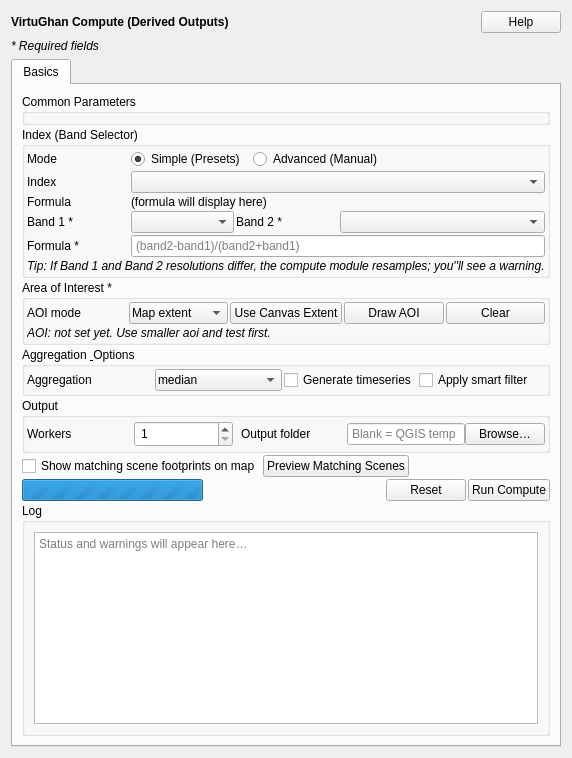
First picture: the form in virtughan_qgis/engine/engine_form.ui, repository virtughan/qgis-plugin, before the edit.
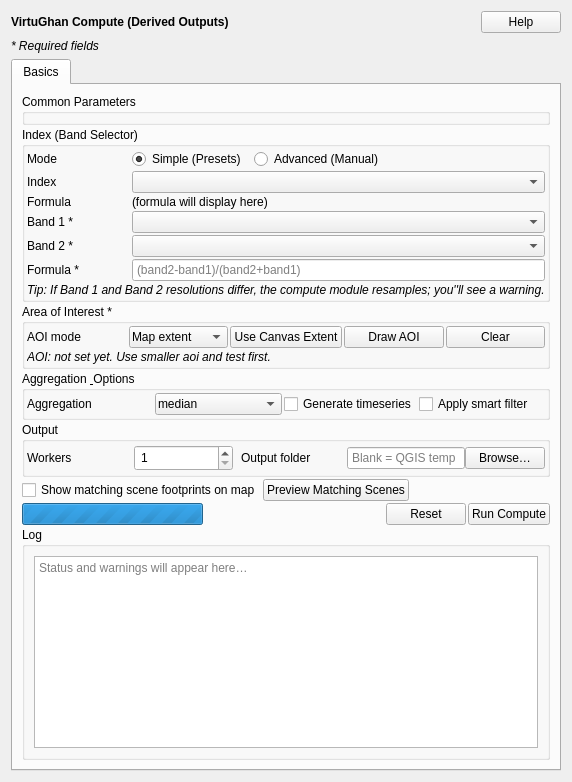
Second picture: the form after the edit.

What changed in the file:
```diff
--- a/virtughan_qgis/engine/engine_form.ui
+++ b/virtughan_qgis/engine/engine_form.ui
@@ -147,44 +147,44 @@
            <property name="visible"><bool>false</bool></property>
           </widget>
          </item>
-         <item row="3" column="1">
+         <item row="3" column="1" colspan="4">
           <widget class="QComboBox" name="advancedBand1Combo">
            <property name="visible"><bool>false</bool></property>
           </widget>
          </item>
-         <item row="3" column="2">
+         <item row="4" column="0">
           <widget class="QLabel" name="labelAdvancedBand2">
            <property name="text"><string>Band 2 *</string></property>
            <property name="visible"><bool>false</bool></property>
           </widget>
          </item>
-         <item row="3" column="3" colspan="2">
+         <item row="4" column="1" colspan="4">
           <widget class="QComboBox" name="advancedBand2Combo">
            <property name="visible"><bool>false</bool></property>
           </widget>
          </item>
 
-         <item row="4" column="0">
+         <item row="5" column="0">
           <widget class="QLabel" name="labelAdvancedFormula">
            <property name="text"><string>Formula *</string></property>
            <property name="visible"><bool>false</bool></property>
           </widget>
          </item>
-         <item row="4" column="1" colspan="4">
+         <item row="5" column="1" colspan="4">
           <widget class="QLineEdit" name="advancedFormulaEdit">
            <property name="placeholderText"><string>(band2-band1)/(band2+band1)</string></property>
            <property name="visible"><bool>false</bool></property>
           </widget>
          </item>
 
-         <item row="5" column="0" colspan="5">
+         <item row="6" column="0" colspan="5">
           <widget class="QLabel" name="indexTipLabel">
            <property name="text"><string>&lt;i&gt;Tip: If Band 1 and Band 2 resolutions differ, the compute module resamples; you''ll see a warning.&lt;/i&gt;</string></property>
              <property name="visible"><bool>true</bool></property>
           </widget>
          </item>
 
-         <item row="6" column="0" colspan="5">
+         <item row="7" column="0" colspan="5">
           <spacer name="indexStretch">
            <property name="orientation"><enum>Qt::Vertical</enum></property>
            <property name="sizeHint" stdset="0">
@@ -250,6 +250,7 @@
            <widget class="QLabel" name="aoiPreviewLabel">
             <property name="text"><string>&lt;i&gt;AOI: not set yet. Use smaller aoi and test first.&lt;/i&gt;</string></property>
             <property name="toolTip"><string>Preview (xmin, ymin, xmax, ymax)</string></property>
+            <property name="wordWrap"><bool>true</bool></property>
            </widget>
           </item>
 
```
Left out of the diff: 3 changed lines with no effect on the pictures.
